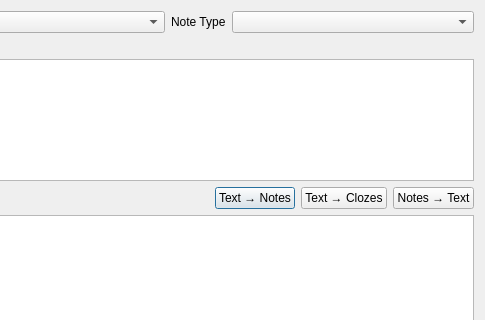
First picture: the form in mcd/dlgAddMcds.ui, repository tarix/mcdsupport, before the edit; both pictures show x 155 to 640 and y 0 to 320 of the 640 by 480 pixel window.
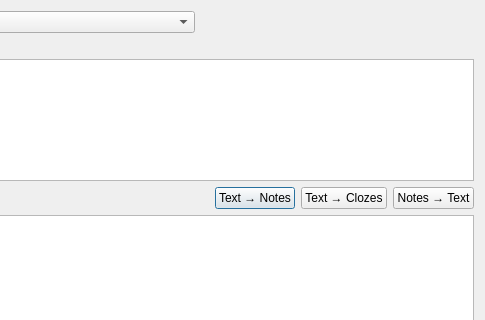
Second picture: the form after the edit. Custom widgets are drawn as their Qt base class.

```diff
--- a/mcd/dlgAddMcds.ui
+++ b/mcd/dlgAddMcds.ui
@@ -48,29 +48,11 @@
         <widget class="QComboBox" name="cmbMode"/>
        </item>
        <item>
-        <widget class="QLabel" name="lblModel">
-         <property name="sizePolicy">
-          <sizepolicy hsizetype="Minimum" vsizetype="Preferred">
-           <horstretch>0</horstretch>
-           <verstretch>0</verstretch>
-          </sizepolicy>
-         </property>
-         <property name="maximumSize">
-          <size>
-           <width>55</width>
-           <height>16777215</height>
-          </size>
-         </property>
-         <property name="text">
-          <string>Note Type:</string>
-         </property>
-         <property name="alignment">
-          <set>Qt::AlignLeading|Qt::AlignLeft|Qt::AlignVCenter</set>
-         </property>
-        </widget>
-       </item>
-       <item>
-        <widget class="QComboBox" name="cmdModel"/>
+        <layout class="QHBoxLayout" name="layModelChooser">
+         <item>
+          <widget class="QWidget" name="modelArea" native="true"/>
+         </item>
+        </layout>
        </item>
       </layout>
      </item>
@@ -181,7 +163,7 @@
         </widget>
        </item>
        <item>
-        <widget class="QLineEdit" name="leSource">
+        <widget class="QLineEdit" name="lneSource">
          <property name="sizePolicy">
           <sizepolicy hsizetype="Preferred" vsizetype="Fixed">
            <horstretch>0</horstretch>
@@ -259,7 +241,7 @@
         </widget>
        </item>
        <item>
-        <widget class="QLineEdit" name="lineEdit">
+        <widget class="QLineEdit" name="lneDeck">
          <property name="sizePolicy">
           <sizepolicy hsizetype="Preferred" vsizetype="Fixed">
            <horstretch>0</horstretch>
@@ -297,7 +279,7 @@
         </widget>
        </item>
        <item>
-        <widget class="TagEdit" name="ateTags">
+        <widget class="QLineEdit" name="lneTags">
          <property name="sizePolicy">
           <sizepolicy hsizetype="Preferred" vsizetype="Fixed">
            <horstretch>0</horstretch>
@@ -322,7 +304,7 @@
      <item>
       <layout class="QHBoxLayout" name="layButtons">
        <item>
-        <widget class="QPushButton" name="configbutton">
+        <widget class="QPushButton" name="pbtConfigure">
          <property name="sizePolicy">
           <sizepolicy hsizetype="Preferred" vsizetype="Fixed">
            <horstretch>0</horstretch>
@@ -351,7 +333,7 @@
         </spacer>
        </item>
        <item>
-        <widget class="QPushButton" name="addButton">
+        <widget class="QPushButton" name="pbtAdd">
          <property name="text">
           <string>Add</string>
          </property>
@@ -382,13 +364,6 @@
    </item>
   </layout>
  </widget>
- <customwidgets>
-  <customwidget>
-   <class>TagEdit</class>
-   <extends>QLineEdit</extends>
-   <header location="global">aqt.tagedit</header>
-  </customwidget>
- </customwidgets>
  <tabstops>
   <tabstop>pteText</tabstop>
   <tabstop>pbtCopyText</tabstop>
```
Left out of the diff: 9 changed lines with no effect on the pictures.
